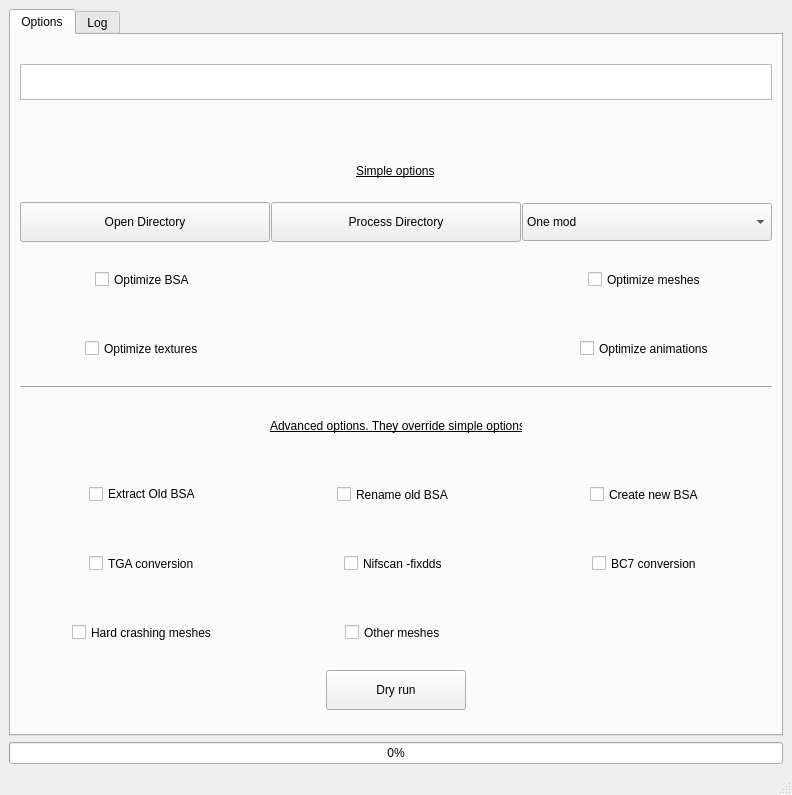
Qt form mainwindow.ui (Guekka/cathedral-assets-optimizer) before a commit.
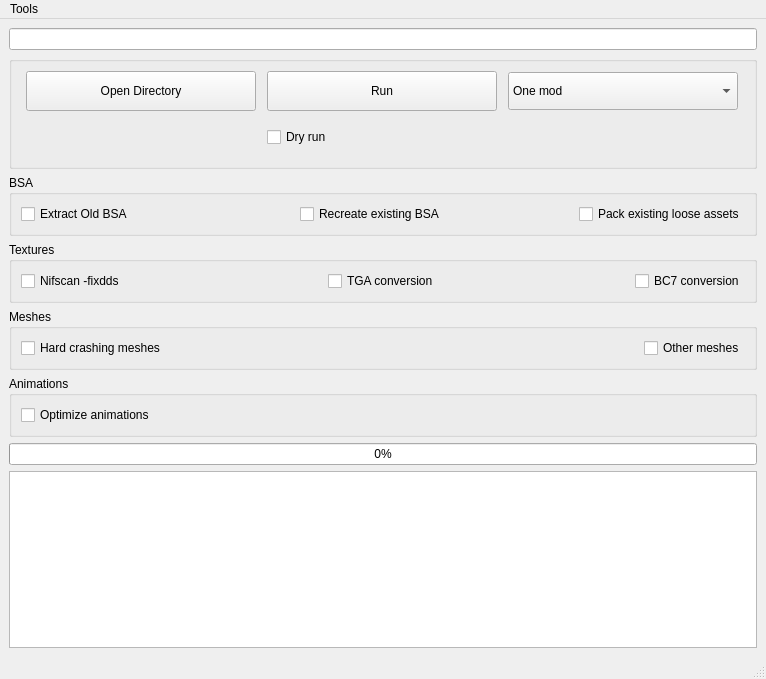
The same form after that commit.

Commit message: Added dark theme. Improved interface. Improved rename bsa func (untested)

The edit to the form file:
```diff
--- a/mainwindow.ui
+++ b/mainwindow.ui
@@ -6,8 +6,8 @@
    <rect>
     <x>0</x>
     <y>0</y>
-    <width>792</width>
-    <height>795</height>
+    <width>766</width>
+    <height>679</height>
    </rect>
   </property>
   <property name="sizePolicy">
@@ -28,199 +28,15 @@
   <widget class="QWidget" name="centralwidget">
    <layout class="QVBoxLayout" name="verticalLayout">
     <item>
-     <widget class="QTabWidget" name="tabWidget">
-      <property name="currentIndex">
-       <number>0</number>
-      </property>
-      <widget class="QWidget" name="simple">
-       <attribute name="title">
-        <string>Options</string>
-       </attribute>
-       <layout class="QVBoxLayout" name="verticalLayout_2">
-        <item>
-         <spacer name="verticalSpacer_5">
-          <property name="orientation">
-           <enum>Qt::Vertical</enum>
-          </property>
-          <property name="sizeType">
-           <enum>QSizePolicy::Maximum</enum>
-          </property>
-          <property name="sizeHint" stdset="0">
-           <size>
-            <width>20</width>
-            <height>20</height>
-           </size>
-          </property>
-         </spacer>
+     <widget class="QLineEdit" name="userPathTextEdit"/>
         </item>
         <item>
-         <widget class="QPlainTextEdit" name="userPathTextEdit">
-          <property name="sizePolicy">
-           <sizepolicy hsizetype="Expanding" vsizetype="Maximum">
-            <horstretch>0</horstretch>
-            <verstretch>0</verstretch>
-           </sizepolicy>
-          </property>
-          <property name="maximumSize">
-           <size>
-            <width>16777215</width>
-            <height>36</height>
-           </size>
-          </property>
-         </widget>
-        </item>
-        <item>
-         <spacer name="verticalSpacer">
-          <property name="orientation">
-           <enum>Qt::Vertical</enum>
-          </property>
-          <property name="sizeType">
-           <enum>QSizePolicy::Maximum</enum>
-          </property>
-          <property name="sizeHint" stdset="0">
-           <size>
-            <width>20</width>
-            <height>40</height>
-           </size>
-          </property>
-         </spacer>
-        </item>
-        <item>
-         <layout class="QGridLayout" name="gridLayout" rowstretch="0,0,0,0,0,0,0,0,0,0" columnstretch="0,0,0">
-          <property name="topMargin">
-           <number>0</number>
-          </property>
-          <property name="rightMargin">
-           <number>0</number>
-          </property>
-          <property name="bottomMargin">
-           <number>15</number>
-          </property>
-          <property name="horizontalSpacing">
-           <number>0</number>
-          </property>
-          <item row="4" column="2">
-           <widget class="Line" name="line_3">
-            <property name="orientation">
-             <enum>Qt::Horizontal</enum>
-            </property>
-           </widget>
-          </item>
-          <item row="2" column="0" alignment="Qt::AlignHCenter">
-           <widget class="QCheckBox" name="bsaOptCheckbox">
-            <property name="sizePolicy">
-             <sizepolicy hsizetype="MinimumExpanding" vsizetype="MinimumExpanding">
-              <horstretch>0</horstretch>
-              <verstretch>0</verstretch>
-             </sizepolicy>
-            </property>
-            <property name="cursor">
-             <cursorShape>WhatsThisCursor</cursorShape>
-            </property>
-            <property name="toolTip">
-             <string>&lt;html&gt;&lt;head/&gt;&lt;body&gt;&lt;p&gt;Extracts, renames, and backs up discovered BSAs, then repacks after optimization.&lt;/p&gt;&lt;/body&gt;&lt;/html&gt;</string>
-            </property>
-            <property name="text">
-             <string>Optimize BSA</string>
-            </property>
-           </widget>
-          </item>
-          <item row="3" column="0" alignment="Qt::AlignHCenter">
-           <widget class="QCheckBox" name="textOptCheckbox">
-            <property name="sizePolicy">
-             <sizepolicy hsizetype="MinimumExpanding" vsizetype="MinimumExpanding">
-              <horstretch>0</horstretch>
-              <verstretch>0</verstretch>
-             </sizepolicy>
-            </property>
-            <property name="cursor">
-             <cursorShape>WhatsThisCursor</cursorShape>
-            </property>
-            <property name="toolTip">
-             <string>&lt;html&gt;&lt;head/&gt;&lt;body&gt;&lt;p&gt;Converts TGA to DDS, unsupported texture types to supported ones, and compresses normal maps to BC7 format.&lt;/p&gt;&lt;/body&gt;&lt;/html&gt;</string>
-            </property>
-            <property name="text">
-             <string>Optimize textures</string>
-            </property>
-           </widget>
-          </item>
-          <item row="8" column="1" alignment="Qt::AlignHCenter">
-           <widget class="QCheckBox" name="otherMeshesCheckBox">
-            <property name="sizePolicy">
-             <sizepolicy hsizetype="MinimumExpanding" vsizetype="MinimumExpanding">
-              <horstretch>0</horstretch>
-              <verstretch>0</verstretch>
-             </sizepolicy>
-            </property>
-            <property name="cursor">
-             <cursorShape>WhatsThisCursor</cursorShape>
-            </property>
-            <property name="toolTip">
-             <string>&lt;html&gt;&lt;head/&gt;&lt;body&gt;&lt;p&gt;Lightly optimizes typically non-crashing meshes. This may fix some visual issues, but also lowers quality.&lt;/p&gt;&lt;/body&gt;&lt;/html&gt;</string>
-            </property>
-            <property name="text">
-             <string>Other meshes</string>
-            </property>
-           </widget>
-          </item>
-          <item row="7" column="1" alignment="Qt::AlignHCenter">
-           <widget class="QCheckBox" name="nifscanTexturesCheckbox">
-            <property name="sizePolicy">
-             <sizepolicy hsizetype="MinimumExpanding" vsizetype="MinimumExpanding">
-              <horstretch>0</horstretch>
-              <verstretch>0</verstretch>
-             </sizepolicy>
-            </property>
-            <property name="cursor">
-             <cursorShape>WhatsThisCursor</cursorShape>
-            </property>
-            <property name="toolTip">
-             <string>&lt;html&gt;&lt;head/&gt;&lt;body&gt;&lt;p&gt;Strongly Recommended. Attempts to convert and fix any textures that would crash the game, as some older formats are incompatible with SSE.&lt;/p&gt;&lt;/body&gt;&lt;/html&gt;</string>
-            </property>
-            <property name="text">
-             <string>Nifscan -fixdds</string>
-            </property>
-           </widget>
-          </item>
-          <item row="5" column="1" alignment="Qt::AlignHCenter">
-           <widget class="QLabel" name="label">
-            <property name="sizePolicy">
-             <sizepolicy hsizetype="Fixed" vsizetype="MinimumExpanding">
-              <horstretch>0</horstretch>
-              <verstretch>0</verstretch>
-             </sizepolicy>
-            </property>
-            <property name="minimumSize">
-             <size>
-              <width>228</width>
-              <height>28</height>
-             </size>
-            </property>
-            <property name="text">
-             <string>&lt;html&gt;&lt;head/&gt;&lt;body&gt;&lt;p&gt;&lt;span style=&quot; text-decoration: underline;&quot;&gt;Advanced options. They override simple options.&lt;/span&gt;&lt;/p&gt;&lt;/body&gt;&lt;/html&gt;</string>
-            </property>
-           </widget>
-          </item>
-          <item row="6" column="1" alignment="Qt::AlignHCenter">
-           <widget class="QCheckBox" name="renameBsaCheckbox">
-            <property name="sizePolicy">
-             <sizepolicy hsizetype="MinimumExpanding" vsizetype="MinimumExpanding">
-              <horstretch>0</horstretch>
-              <verstretch>0</verstretch>
-             </sizepolicy>
-            </property>
-            <property name="cursor">
-             <cursorShape>WhatsThisCursor</cursorShape>
-            </property>
-            <property name="toolTip">
-             <string>&lt;html&gt;&lt;head/&gt;&lt;body&gt;&lt;p&gt;Backs up any BSAs present in the mod folder, adding .bak to the filename.&lt;/p&gt;&lt;/body&gt;&lt;/html&gt;</string>
-            </property>
-            <property name="text">
-             <string>Rename old BSA</string>
-            </property>
-           </widget>
-          </item>
-          <item row="1" column="1" alignment="Qt::AlignHCenter">
+     <widget class="QGroupBox" name="groupBox_2">
+      <property name="title">
+       <string/>
+      </property>
+      <layout class="QGridLayout" name="gridLayout_3">
+       <item row="0" column="1">
            <widget class="QPushButton" name="processButton">
             <property name="sizePolicy">
              <sizepolicy hsizetype="Fixed" vsizetype="Fixed">
@@ -230,81 +46,22 @@
             </property>
             <property name="minimumSize">
              <size>
-              <width>250</width>
+           <width>230</width>
               <height>40</height>
              </size>
             </property>
-            <property name="text">
-             <string>Process Directory</string>
-            </property>
-           </widget>
-          </item>
-          <item row="3" column="2" alignment="Qt::AlignHCenter">
-           <widget class="QCheckBox" name="animOptCheckbox">
-            <property name="sizePolicy">
-             <sizepolicy hsizetype="MinimumExpanding" vsizetype="MinimumExpanding">
-              <horstretch>0</horstretch>
-              <verstretch>0</verstretch>
-             </sizepolicy>
-            </property>
-            <property name="cursor">
-             <cursorShape>WhatsThisCursor</cursorShape>
-            </property>
-            <property name="toolTip">
-             <string>&lt;html&gt;&lt;head/&gt;&lt;body&gt;&lt;p&gt;Converts animations to SSE format. If an animation is already compatible, no change will be made and an error is logged.&lt;/p&gt;&lt;/body&gt;&lt;/html&gt;</string>
-            </property>
+         <property name="maximumSize">
+          <size>
+           <width>230</width>
+           <height>16777215</height>
+          </size>
+         </property>
             <property name="text">
-             <string>Optimize animations</string>
+          <string>Run</string>
             </property>
            </widget>
           </item>
-          <item row="6" column="0" alignment="Qt::AlignHCenter">
-           <widget class="QCheckBox" name="extractBsaCheckbox">
-            <property name="cursor">
-             <cursorShape>WhatsThisCursor</cursorShape>
-            </property>
-            <property name="toolTip">
-             <string>&lt;html&gt;&lt;head/&gt;&lt;body&gt;&lt;p&gt;Extracts any BSAs present in the mod folder.&lt;/p&gt;&lt;/body&gt;&lt;/html&gt;</string>
-            </property>
-            <property name="text">
-             <string>Extract Old BSA</string>
-            </property>
-           </widget>
-          </item>
-          <item row="4" column="0">
-           <widget class="Line" name="line_2">
-            <property name="orientation">
-             <enum>Qt::Horizontal</enum>
-            </property>
-           </widget>
-          </item>
-          <item row="7" column="2" alignment="Qt::AlignHCenter">
-           <widget class="QCheckBox" name="bc7ConvCheckbox">
-            <property name="sizePolicy">
-             <sizepolicy hsizetype="MinimumExpanding" vsizetype="MinimumExpanding">
-              <horstretch>0</horstretch>
-              <verstretch>0</verstretch>
-             </sizepolicy>
-            </property>
-            <property name="cursor">
-             <cursorShape>WhatsThisCursor</cursorShape>
-            </property>
-            <property name="toolTip">
-             <string>&lt;html&gt;&lt;head/&gt;&lt;body&gt;&lt;p&gt;BC7 is the most efficient compression SSE supports, reducing VRAM usage without observable quality loss. Will convert uncompressed textures to BC7.&lt;/p&gt;&lt;/body&gt;&lt;/html&gt;</string>
-            </property>
-            <property name="text">
-             <string>BC7 conversion</string>
-            </property>
-           </widget>
-          </item>
-          <item row="4" column="1">
-           <widget class="Line" name="line">
-            <property name="orientation">
-             <enum>Qt::Horizontal</enum>
-            </property>
-           </widget>
-          </item>
-          <item row="1" column="2">
+       <item row="0" column="2">
            <widget class="QComboBox" name="modeChooserComboBox">
             <property name="sizePolicy">
              <sizepolicy hsizetype="Fixed" vsizetype="Fixed">
@@ -314,10 +71,16 @@
             </property>
             <property name="minimumSize">
              <size>
-              <width>250</width>
+           <width>230</width>
               <height>38</height>
              </size>
             </property>
+         <property name="maximumSize">
+          <size>
+           <width>230</width>
+           <height>16777215</height>
+          </size>
+         </property>
             <item>
              <property name="text">
               <string>One mod</string>
@@ -330,20 +93,26 @@
             </item>
            </widget>
           </item>
-          <item row="9" column="1" alignment="Qt::AlignHCenter">
-           <widget class="QPushButton" name="dryRunPushButton">
+       <item row="1" column="1" alignment="Qt::AlignRight|Qt::AlignVCenter">
+        <widget class="QCheckBox" name="dryRunCheckBox">
             <property name="sizePolicy">
-             <sizepolicy hsizetype="Fixed" vsizetype="Fixed">
+          <sizepolicy hsizetype="Expanding" vsizetype="Fixed">
               <horstretch>0</horstretch>
               <verstretch>0</verstretch>
              </sizepolicy>
             </property>
             <property name="minimumSize">
              <size>
-              <width>140</width>
+           <width>230</width>
               <height>40</height>
              </size>
             </property>
+         <property name="maximumSize">
+          <size>
+           <width>230</width>
+           <height>16777215</height>
+          </size>
+         </property>
             <property name="sizeIncrement">
              <size>
               <width>100</width>
@@ -367,45 +136,7 @@
             </property>
            </widget>
           </item>
-          <item row="8" column="0" alignment="Qt::AlignHCenter">
-           <widget class="QCheckBox" name="HardCrashingNifCheckbox">
-            <property name="sizePolicy">
-             <sizepolicy hsizetype="MinimumExpanding" vsizetype="MinimumExpanding">
-              <horstretch>0</horstretch>
-              <verstretch>0</verstretch>
-             </sizepolicy>
-            </property>
-            <property name="cursor">
-             <cursorShape>WhatsThisCursor</cursorShape>
-            </property>
-            <property name="toolTip">
-             <string>&lt;html&gt;&lt;head/&gt;&lt;body&gt;&lt;p&gt;Strongly Recommended. Attempts to repair which are guaranteed to crash the game. &lt;/p&gt;&lt;/body&gt;&lt;/html&gt;</string>
-            </property>
-            <property name="text">
-             <string>Hard crashing meshes</string>
-            </property>
-           </widget>
-          </item>
-          <item row="2" column="2" alignment="Qt::AlignHCenter">
-           <widget class="QCheckBox" name="meshOptCheckbox">
-            <property name="sizePolicy">
-             <sizepolicy hsizetype="MinimumExpanding" vsizetype="MinimumExpanding">
-              <horstretch>0</horstretch>
-              <verstretch>0</verstretch>
-             </sizepolicy>
-            </property>
-            <property name="cursor">
-             <cursorShape>WhatsThisCursor</cursorShape>
-            </property>
-            <property name="toolTip">
-             <string>&lt;html&gt;&lt;head/&gt;&lt;body&gt;&lt;p&gt;Runs NIF Optimizer, repairing crashing meshes and optimizing others.&lt;/p&gt;&lt;/body&gt;&lt;/html&gt;</string>
-            </property>
-            <property name="text">
-             <string>Optimize meshes</string>
-            </property>
-           </widget>
-          </item>
-          <item row="1" column="0">
+       <item row="0" column="0">
            <widget class="QPushButton" name="userPathButton">
             <property name="sizePolicy">
              <sizepolicy hsizetype="Fixed" vsizetype="Fixed">
@@ -415,19 +146,53 @@
             </property>
             <property name="minimumSize">
              <size>
-              <width>250</width>
+           <width>230</width>
               <height>40</height>
              </size>
             </property>
+         <property name="maximumSize">
+          <size>
+           <width>230</width>
+           <height>16777215</height>
+          </size>
+         </property>
             <property name="text">
              <string>Open Directory</string>
             </property>
            </widget>
           </item>
-          <item row="6" column="2" alignment="Qt::AlignHCenter">
-           <widget class="QCheckBox" name="createBsaCheckbox">
+      </layout>
+     </widget>
+    </item>
+    <item>
+     <widget class="QGroupBox" name="BsaGroupBox">
+      <property name="title">
+       <string>BSA</string>
+      </property>
+      <layout class="QHBoxLayout" name="horizontalLayout">
+       <item>
+        <widget class="QCheckBox" name="extractBsaCheckbox">
             <property name="sizePolicy">
-             <sizepolicy hsizetype="MinimumExpanding" vsizetype="MinimumExpanding">
+          <sizepolicy hsizetype="Expanding" vsizetype="Fixed">
+           <horstretch>0</horstretch>
+           <verstretch>0</verstretch>
+          </sizepolicy>
+         </property>
+         <property name="cursor">
+          <cursorShape>WhatsThisCursor</cursorShape>
+         </property>
+         <property name="toolTip">
+          <string>&lt;html&gt;&lt;head/&gt;&lt;body&gt;&lt;p&gt;Extracts any BSAs present in the mod folder.&lt;/p&gt;&lt;/body&gt;&lt;/html&gt;</string>
+         </property>
+         <property name="text">
+          <string>Extract Old BSA</string>
+         </property>
+        </widget>
+       </item>
+       <item>
+        <widget class="QCheckBox" name="recreateBsaCheckbox">
+         <property name="sizePolicy">
+          <sizepolicy hsizetype="Expanding" vsizetype="Fixed">
               <horstretch>0</horstretch>
               <verstretch>0</verstretch>
              </sizepolicy>
@@ -439,33 +204,55 @@
              <string>&lt;html&gt;&lt;head/&gt;&lt;body&gt;&lt;p&gt;Creates a new BSA after processing the previously extracted assets.&lt;/p&gt;&lt;/body&gt;&lt;/html&gt;</string>
             </property>
             <property name="text">
-             <string>Create new BSA</string>
+          <string>Recreate existing BSA</string>
             </property>
            </widget>
           </item>
-          <item row="0" column="1" alignment="Qt::AlignHCenter">
-           <widget class="QLabel" name="label_3">
+       <item alignment="Qt::AlignLeft">
+        <widget class="QCheckBox" name="packExistingAssetsCheckbox">
             <property name="sizePolicy">
-             <sizepolicy hsizetype="Preferred" vsizetype="Fixed">
+          <sizepolicy hsizetype="Expanding" vsizetype="Fixed">
               <horstretch>0</horstretch>
               <verstretch>0</verstretch>
              </sizepolicy>
             </property>
-            <property name="minimumSize">
-             <size>
-              <width>0</width>
-              <height>50</height>
-             </size>
-            </property>
+         <property name="text">
+          <string>Pack existing loose assets</string>
+         </property>
+        </widget>
+       </item>
+      </layout>
+     </widget>
+    </item>
+    <item>
+     <widget class="QGroupBox" name="texturesGroupBox">
+      <property name="title">
+       <string>Textures</string>
+      </property>
+      <layout class="QHBoxLayout" name="horizontalLayout_2">
+       <item>
+        <widget class="QCheckBox" name="nifscanTexturesCheckbox">
+         <property name="sizePolicy">
+          <sizepolicy hsizetype="Expanding" vsizetype="Fixed">
+           <horstretch>0</horstretch>
+           <verstretch>0</verstretch>
+          </sizepolicy>
+         </property>
+         <property name="cursor">
+          <cursorShape>WhatsThisCursor</cursorShape>
+         </property>
+         <property name="toolTip">
+          <string>&lt;html&gt;&lt;head/&gt;&lt;body&gt;&lt;p&gt;Strongly Recommended. Attempts to convert and fix any textures that would crash the game, as some older formats are incompatible with SSE.&lt;/p&gt;&lt;/body&gt;&lt;/html&gt;</string>
+         </property>
             <property name="text">
-             <string>&lt;html&gt;&lt;head/&gt;&lt;body&gt;&lt;p&gt;&lt;span style=&quot; text-decoration: underline;&quot;&gt;Simple options&lt;/span&gt;&lt;/p&gt;&lt;/body&gt;&lt;/html&gt;</string>
+          <string>Nifscan -fixdds</string>
             </property>
            </widget>
           </item>
-          <item row="7" column="0" alignment="Qt::AlignHCenter">
+       <item>
            <widget class="QCheckBox" name="tgaConvCheckbox">
             <property name="sizePolicy">
-             <sizepolicy hsizetype="MinimumExpanding" vsizetype="MinimumExpanding">
+          <sizepolicy hsizetype="Expanding" vsizetype="Fixed">
               <horstretch>0</horstretch>
               <verstretch>0</verstretch>
              </sizepolicy>
@@ -481,31 +268,95 @@
             </property>
            </widget>
           </item>
-         </layout>
+       <item alignment="Qt::AlignLeft">
+        <widget class="QCheckBox" name="bc7ConvCheckbox">
+         <property name="sizePolicy">
+          <sizepolicy hsizetype="Expanding" vsizetype="Fixed">
+           <horstretch>0</horstretch>
+           <verstretch>0</verstretch>
+          </sizepolicy>
+         </property>
+         <property name="cursor">
+          <cursorShape>WhatsThisCursor</cursorShape>
+         </property>
+         <property name="toolTip">
+          <string>&lt;html&gt;&lt;head/&gt;&lt;body&gt;&lt;p&gt;BC7 is the most efficient compression SSE supports, reducing VRAM usage without observable quality loss. Will convert uncompressed textures to BC7.&lt;/p&gt;&lt;/body&gt;&lt;/html&gt;</string>
+         </property>
+         <property name="text">
+          <string>BC7 conversion</string>
+         </property>
+        </widget>
         </item>
        </layout>
       </widget>
-      <widget class="QWidget" name="advanced">
-       <attribute name="title">
-        <string>Log</string>
-       </attribute>
-       <layout class="QVBoxLayout" name="verticalLayout_3">
+    </item>
         <item>
-         <widget class="QLabel" name="label_2">
+     <widget class="QGroupBox" name="meshesGroupBox">
+      <property name="title">
+       <string>Meshes</string>
+      </property>
+      <layout class="QHBoxLayout" name="horizontalLayout_3">
+       <item>
+        <widget class="QCheckBox" name="HardCrashingNifCheckbox">
+         <property name="sizePolicy">
+          <sizepolicy hsizetype="Expanding" vsizetype="Fixed">
+           <horstretch>0</horstretch>
+           <verstretch>0</verstretch>
+          </sizepolicy>
+         </property>
+         <property name="cursor">
+          <cursorShape>WhatsThisCursor</cursorShape>
+         </property>
+         <property name="toolTip">
+          <string>&lt;html&gt;&lt;head/&gt;&lt;body&gt;&lt;p&gt;Strongly Recommended. Attempts to repair which are guaranteed to crash the game. &lt;/p&gt;&lt;/body&gt;&lt;/html&gt;</string>
+         </property>
           <property name="text">
-           <string>Log</string>
+          <string>Hard crashing meshes</string>
           </property>
          </widget>
         </item>
+       <item alignment="Qt::AlignHCenter">
+        <widget class="QCheckBox" name="otherMeshesCheckBox">
+         <property name="sizePolicy">
+          <sizepolicy hsizetype="Expanding" vsizetype="Fixed">
+           <horstretch>0</horstretch>
+           <verstretch>0</verstretch>
+          </sizepolicy>
+         </property>
+         <property name="cursor">
+          <cursorShape>WhatsThisCursor</cursorShape>
+         </property>
+         <property name="toolTip">
+          <string>&lt;html&gt;&lt;head/&gt;&lt;body&gt;&lt;p&gt;Lightly optimizes typically non-crashing meshes. This may fix some visual issues, but also lowers quality.&lt;/p&gt;&lt;/body&gt;&lt;/html&gt;</string>
+         </property>
+         <property name="text">
+          <string>Other meshes</string>
+         </property>
+        </widget>
+       </item>
+      </layout>
+     </widget>
+    </item>
         <item>
-         <widget class="QPlainTextEdit" name="mw_log">
-          <property name="readOnly">
+     <widget class="QGroupBox" name="animGroupBox">
+      <property name="enabled">
            <bool>true</bool>
           </property>
+      <property name="title">
+       <string>Animations</string>
+      </property>
+      <layout class="QHBoxLayout" name="horizontalLayout_4">
+       <item>
+        <widget class="QCheckBox" name="animOptCheckbox">
+         <property name="cursor">
+          <cursorShape>WhatsThisCursor</cursorShape>
+         </property>
+         <property name="text">
+          <string>Optimize animations</string>
+         </property>
          </widget>
         </item>
        </layout>
-      </widget>
      </widget>
     </item>
     <item>
@@ -515,9 +366,56 @@
       </property>
      </widget>
     </item>
+    <item>
+     <widget class="QPlainTextEdit" name="mw_log">
+      <property name="readOnly">
+       <bool>true</bool>
+      </property>
+     </widget>
+    </item>
    </layout>
   </widget>
   <widget class="QStatusBar" name="statusbar"/>
+  <widget class="QMenuBar" name="menuBar">
+   <property name="geometry">
+    <rect>
+     <x>0</x>
+     <y>0</y>
+     <width>766</width>
+     <height>20</height>
+    </rect>
+   </property>
+   <widget class="QMenu" name="menuTools">
+    <property name="title">
+     <string>Tools</string>
+    </property>
+    <addaction name="actionReset_to_default_settings"/>
+    <addaction name="actionShow_advanced_settings"/>
+    <addaction name="actionSwitch_to_dark_theme"/>
+    <addaction name="actionOpen_log"/>
+   </widget>
+   <addaction name="menuTools"/>
+  </widget>
+  <action name="actionReset_to_default_settings">
+   <property name="text">
+    <string>Reset to default settings</string>
+   </property>
+  </action>
+  <action name="actionShow_advanced_settings">
+   <property name="text">
+    <string>Show advanced settings</string>
+   </property>
+  </action>
+  <action name="actionSwitch_to_dark_theme">
+   <property name="text">
+    <string>Switch to dark theme</string>
+   </property>
+  </action>
+  <action name="actionOpen_log">
+   <property name="text">
+    <string>Open log</string>
+   </property>
+  </action>
  </widget>
  <resources/>
  <connections/>
```
Lines whose indentation alone changed are shown as unchanged. The commit also changes 6 other files.
